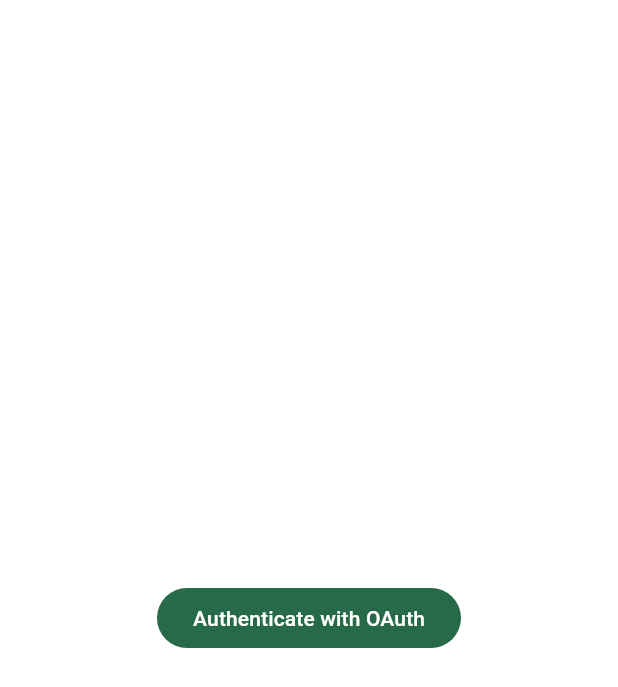
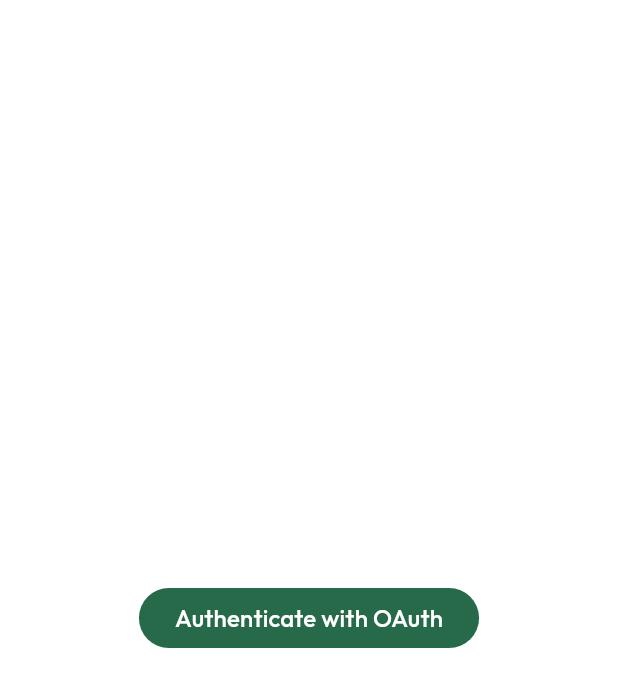
Before and after one commit to martynov-alex/local_auth_showcase, a Flutter app: the screen it shows after launch, on a phone screen of 412 x 824 dp. Shown: the top 687 px of the screen. Run offline on Flutter 3.47's test engine with Material 3 defaults, Android fonts, the phone set to English and light mode, and no system bars; our stand-ins replace go_router, google_fonts.

Commit message:
add fonts

```diff
--- /dev/null
+++ b/lib/core/extensions/theme_extension.dart
@@ -0,0 +1,6 @@
+import 'package:flutter/material.dart';
+
+extension ThemeExtension on BuildContext {
+  TextTheme get textTheme => Theme.of(this).textTheme;
+  ColorScheme get colorScheme => Theme.of(this).colorScheme;
+}
--- a/lib/core/router/routes.dart
+++ b/lib/core/router/routes.dart
@@ -1,6 +1,6 @@
 import 'package:flutter/material.dart';
 import 'package:go_router/go_router.dart';
-import 'package:local_auth_showcase/feature/auth/login_screen.dart';
+import 'package:local_auth_showcase/feature/auth/widget/login_screen.dart';
 import 'package:local_auth_showcase/feature/root/root_screen.dart';
 import 'package:local_auth_showcase/feature/settings/settings_screen.dart';
 import 'package:local_auth_showcase/feature/top_secret_data/top_secret_data_screen.dart';
--- a/lib/feature/app/material_context.dart
+++ b/lib/feature/app/material_context.dart
@@ -1,6 +1,7 @@
 import 'package:flutter/material.dart';
 import 'package:flutter/services.dart';
 import 'package:go_router/go_router.dart';
+import 'package:google_fonts/google_fonts.dart';
 import 'package:local_auth_showcase/core/router/router.dart';
 
 class MaterialContext extends StatefulWidget {
@@ -25,6 +26,7 @@ class _MaterialContextState extends State<MaterialContext> {
       debugShowCheckedModeBanner: false,
       theme: ThemeData(
         useMaterial3: true,
+        textTheme: GoogleFonts.outfitTextTheme(),
         colorScheme: ColorScheme.fromSeed(
           seedColor: Colors.greenAccent,
           brightness: Brightness.light,
@@ -32,6 +34,7 @@ class _MaterialContextState extends State<MaterialContext> {
       ),
       darkTheme: ThemeData(
         useMaterial3: true,
+        textTheme: GoogleFonts.outfitTextTheme(),
         colorScheme: ColorScheme.fromSeed(
           seedColor: Colors.greenAccent,
           brightness: Brightness.dark,
--- a/lib/feature/auth/login_screen.dart
+++ b/lib/feature/auth/widget/login_screen.dart
@@ -1,4 +1,5 @@
 import 'package:flutter/material.dart';
+import 'package:local_auth_showcase/core/extensions/theme_extension.dart';
 import 'package:local_auth_showcase/core/router/routes.dart';
 
 class LoginScreen extends StatefulWidget {
@@ -13,7 +14,12 @@ class _LoginScreenState extends State<LoginScreen> {
   Widget build(BuildContext context) {
     return Center(
       child: FilledButton(
-        child: Text("Authenticate with OAuth"),
+        child: Text(
+          "Authenticate with OAuth",
+          style: context.textTheme.titleMedium?.copyWith(
+            color: context.colorScheme.onPrimary,
+          ),
+        ),
         onPressed: () => TopSecretDataRoute().go(context),
       ),
     );
--- a/pubspec.yaml
+++ b/pubspec.yaml
@@ -10,10 +10,11 @@ dependencies:
   flutter:
     sdk: flutter
   go_router: 14.8.1
+  google_fonts: 6.2.1
 
 dev_dependencies:
   build_runner: 2.4.15
-  flutter_lints: ^5.0.0
+  flutter_lints: 5.0.0
   flutter_test:
     sdk: flutter
   go_router_builder: 2.8.2
```
Also changed, not shown: lib/feature/top_secret_data/top_secret_data_screen.dart (+4 -3 lines), lib/core/router/routes.g.dart, pubspec.lock.
